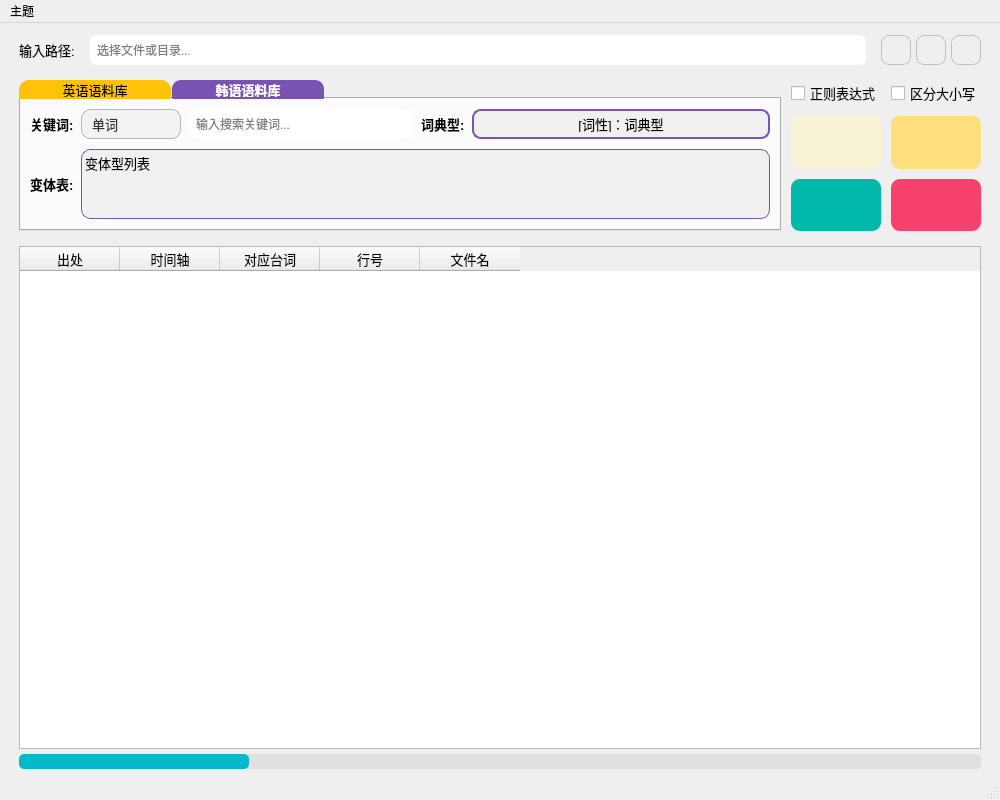
Qt form gui/CorpusSearchTool.ui (jiedi720/CorpusSearchTool) before a commit.
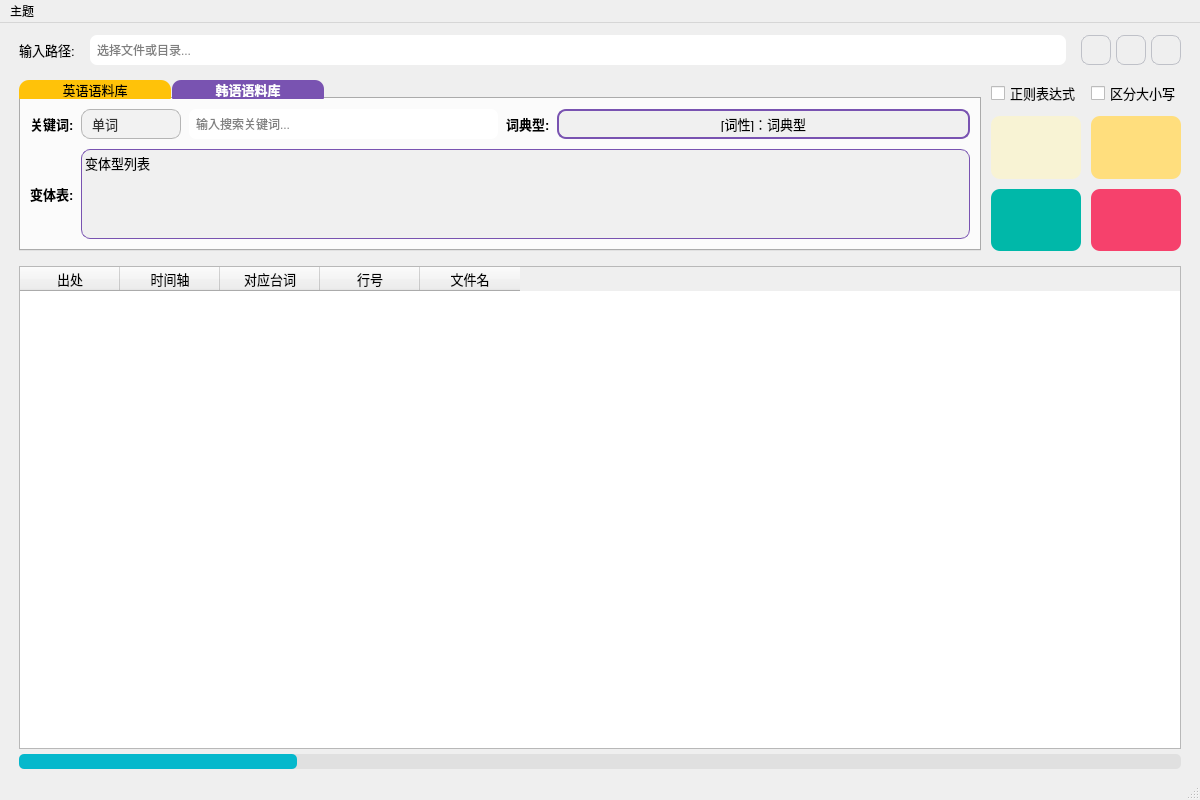
The same form after that commit. Icons and pictures are not drawn.

```diff
--- a/gui/CorpusSearchTool.ui
+++ b/gui/CorpusSearchTool.ui
@@ -6,19 +6,19 @@
    <rect>
     <x>0</x>
     <y>0</y>
-    <width>1000</width>
+    <width>1200</width>
     <height>800</height>
    </rect>
   </property>
   <property name="minimumSize">
    <size>
-    <width>1000</width>
+    <width>1100</width>
     <height>800</height>
    </size>
   </property>
   <property name="maximumSize">
    <size>
-    <width>1300</width>
+    <width>1500</width>
     <height>800</height>
    </size>
   </property>
@@ -43,6 +43,9 @@
       </property>
       <item>
        <layout class="QVBoxLayout" name="verticalLayout_2">
+        <property name="bottomMargin">
+         <number>0</number>
+        </property>
         <item>
          <layout class="QHBoxLayout" name="horizontalLayout_2">
           <item>
@@ -294,7 +297,7 @@
             <property name="maximumSize">
              <size>
               <width>16777215</width>
-              <height>999</height>
+              <height>16777215</height>
              </size>
             </property>
             <property name="font">
@@ -658,7 +661,7 @@
              </attribute>
              <layout class="QVBoxLayout" name="verticalLayout_3">
               <item>
-               <layout class="QVBoxLayout" name="verticalLayout">
+               <layout class="QVBoxLayout" name="verticalLayout" stretch="0,1">
                 <property name="spacing">
                  <number>10</number>
                 </property>
@@ -907,13 +910,13 @@
                     <property name="minimumSize">
                      <size>
                       <width>300</width>
-                      <height>70</height>
+                      <height>90</height>
                      </size>
                     </property>
                     <property name="maximumSize">
                      <size>
                       <width>16777215</width>
-                      <height>70</height>
+                      <height>90</height>
                      </size>
                     </property>
                     <property name="font">
@@ -965,7 +968,7 @@
               <property name="maximumSize">
                <size>
                 <width>100</width>
-                <height>100</height>
+                <height>70</height>
                </size>
               </property>
               <property name="font">
@@ -1044,7 +1047,7 @@
               <property name="maximumSize">
                <size>
                 <width>100</width>
-                <height>100</height>
+                <height>70</height>
                </size>
               </property>
               <property name="font">
@@ -1126,7 +1129,7 @@
               <property name="maximumSize">
                <size>
                 <width>100</width>
-                <height>100</height>
+                <height>70</height>
                </size>
               </property>
               <property name="font">
@@ -1185,7 +1188,7 @@
               <property name="maximumSize">
                <size>
                 <width>100</width>
-                <height>100</height>
+                <height>70</height>
                </size>
               </property>
               <property name="font">
@@ -1427,7 +1430,7 @@
     <rect>
      <x>0</x>
      <y>0</y>
-     <width>1000</width>
+     <width>1200</width>
      <height>22</height>
     </rect>
    </property>
```
Left out of the diff: 2 changed lines with no effect on the pictures.
